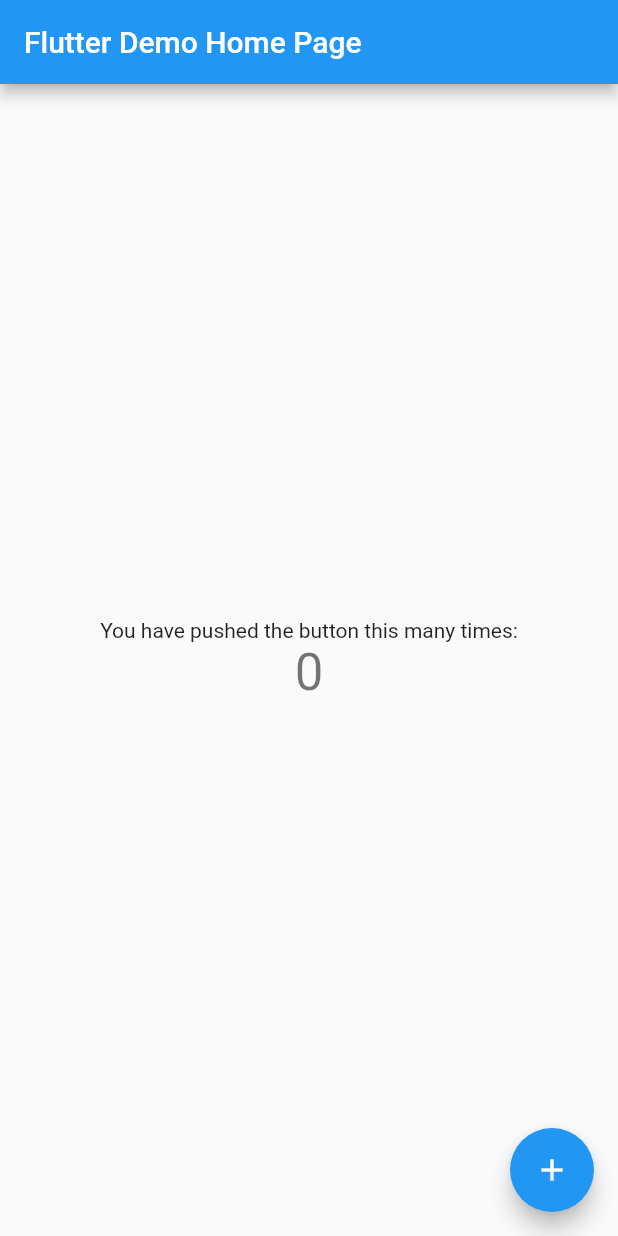
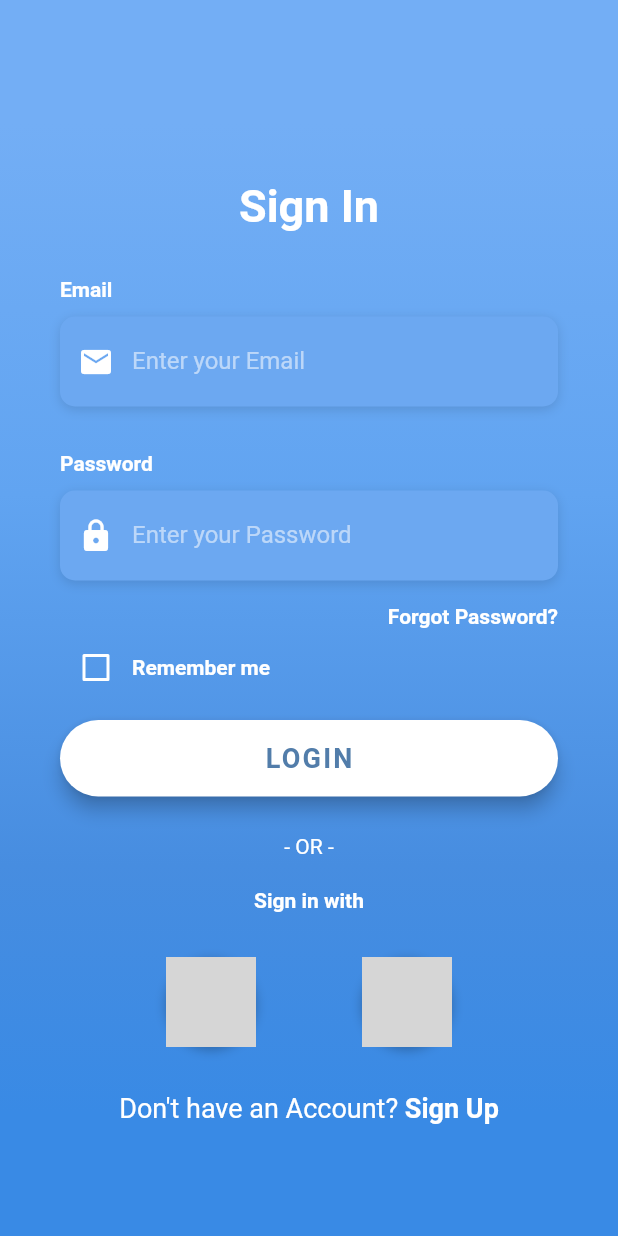
Before and after one commit to neoks23/flutter_login_ui, a Flutter app: the screen it shows after launch, on a phone screen of 412 x 824 dp. Run offline on Flutter 3.47's test engine with Material 2 defaults, Android fonts, the phone set to English and light mode, and no system bars; Roboto replaces fonts that are missing (OpenSans); grey boxes are pictures that could not be loaded.

Commit message:
login button, E-mail input, Remember me

```diff
--- a/lib/main.dart
+++ b/lib/main.dart
@@ -1,117 +1,16 @@
 import 'package:flutter/material.dart';
+import 'package:flutter_login_ui/screens/login_screen.dart';
 
-void main() {
-  runApp(MyApp());
-}
+void main() => runApp(MyApp());
 
 class MyApp extends StatelessWidget {
   // This widget is the root of your application.
   @override
   Widget build(BuildContext context) {
     return MaterialApp(
-      title: 'Flutter Demo',
-      theme: ThemeData(
-        // This is the theme of your application.
-        //
-        // Try running your application with "flutter run". You'll see the
-        // application has a blue toolbar. Then, without quitting the app, try
-        // changing the primarySwatch below to Colors.green and then invoke
-        // "hot reload" (press "r" in the console where you ran "flutter run",
-        // or simply save your changes to "hot reload" in a Flutter IDE).
-        // Notice that the counter didn't reset back to zero; the application
-        // is not restarted.
-        primarySwatch: Colors.blue,
-        // This makes the visual density adapt to the platform that you run
-        // the app on. For desktop platforms, the controls will be smaller and
-        // closer together (more dense) than on mobile platforms.
-        visualDensity: VisualDensity.adaptivePlatformDensity,
-      ),
-      home: MyHomePage(title: 'Flutter Demo Home Page'),
+      title: 'Flutter Login UI',
+      debugShowCheckedModeBanner: false,
+      home: LoginScreen(),
     );
   }
 }
-
-class MyHomePage extends StatefulWidget {
-  MyHomePage({Key key, this.title}) : super(key: key);
-
-  // This widget is the home page of your application. It is stateful, meaning
-  // that it has a State object (defined below) that contains fields that affect
-  // how it looks.
-
-  // This class is the configuration for the state. It holds the values (in this
-  // case the title) provided by the parent (in this case the App widget) and
-  // used by the build method of the State. Fields in a Widget subclass are
-  // always marked "final".
-
-  final String title;
-
-  @override
-  _MyHomePageState createState() => _MyHomePageState();
-}
-
-class _MyHomePageState extends State<MyHomePage> {
-  int _counter = 0;
-
-  void _incrementCounter() {
-    setState(() {
-      // This call to setState tells the Flutter framework that something has
-      // changed in this State, which causes it to rerun the build method below
-      // so that the display can reflect the updated values. If we changed
-      // _counter without calling setState(), then the build method would not be
-      // called again, and so nothing would appear to happen.
-      _counter++;
-    });
-  }
-
-  @override
-  Widget build(BuildContext context) {
-    // This method is rerun every time setState is called, for instance as done
-    // by the _incrementCounter method above.
-    //
-    // The Flutter framework has been optimized to make rerunning build methods
-    // fast, so that you can just rebuild anything that needs updating rather
-    // than having to individually change instances of widgets.
-    return Scaffold(
-      appBar: AppBar(
-        // Here we take the value from the MyHomePage object that was created by
-        // the App.build method, and use it to set our appbar title.
-        title: Text(widget.title),
-      ),
-      body: Center(
-        // Center is a layout widget. It takes a single child and positions it
-        // in the middle of the parent.
-        child: Column(
-          // Column is also a layout widget. It takes a list of children and
-          // arranges them vertically. By default, it sizes itself to fit its
-          // children horizontally, and tries to be as tall as its parent.
-          //
-          // Invoke "debug painting" (press "p" in the console, choose the
-          // "Toggle Debug Paint" action from the Flutter Inspector in Android
-          // Studio, or the "Toggle Debug Paint" command in Visual Studio Code)
-          // to see the wireframe for each widget.
-          //
-          // Column has various properties to control how it sizes itself and
-          // how it positions its children. Here we use mainAxisAlignment to
-          // center the children vertically; the main axis here is the vertical
-          // axis because Columns are vertical (the cross axis would be
-          // horizontal).
-          mainAxisAlignment: MainAxisAlignment.center,
-          children: <Widget>[
-            Text(
-              'You have pushed the button this many times:',
-            ),
-            Text(
-              '$_counter',
-              style: Theme.of(context).textTheme.headline4,
-            ),
-          ],
-        ),
-      ),
-      floatingActionButton: FloatingActionButton(
-        onPressed: _incrementCounter,
-        tooltip: 'Increment',
-        child: Icon(Icons.add),
-      ), // This trailing comma makes auto-formatting nicer for build methods.
-    );
-  }
-}
--- /dev/null
+++ b/lib/screens/login_screen.dart
@@ -0,0 +1,312 @@
+import 'package:flutter/material.dart';
+import 'package:flutter/services.dart';
+import 'package:flutter_login_ui/utilities/constants.dart';
+
+class LoginScreen extends StatefulWidget {
+  @override
+  _LoginScreenState createState() => _LoginScreenState();
+}
+
+class _LoginScreenState extends State<LoginScreen> {
+  bool _rememberMe = false;
+
+  Widget _buildEmailTF() {
+    return Column(
+      crossAxisAlignment: CrossAxisAlignment.start,
+      children: <Widget>[
+        Text(
+          'Email',
+          style: kLabelStyle,
+        ),
+        SizedBox(height: 10.0),
+        Container(
+          alignment: Alignment.centerLeft,
+          decoration: kBoxDecorationStyle,
+          height: 60.0,
+          child: TextField(
+            keyboardType: TextInputType.emailAddress,
+            style: TextStyle(
+              color: Colors.white,
+              fontFamily: 'OpenSans',
+            ),
+            decoration: InputDecoration(
+              border: InputBorder.none,
+              contentPadding: EdgeInsets.only(top: 14.0),
+              prefixIcon: Icon(
+                Icons.email,
+                color: Colors.white,
+              ),
+              hintText: 'Enter your Email',
+              hintStyle: kHintTextStyle,
+            ),
+          ),
+        ),
+      ],
+    );
+  }
+
+  Widget _buildPasswordTF() {
+    return Column(
+      crossAxisAlignment: CrossAxisAlignment.start,
+      children: <Widget>[
+        Text(
+          'Password',
+          style: kLabelStyle,
+        ),
+        SizedBox(height: 10.0),
+        Container(
+          alignment: Alignment.centerLeft,
+          decoration: kBoxDecorationStyle,
+          height: 60.0,
+          child: TextField(
+            obscureText: true,
+            style: TextStyle(
+              color: Colors.white,
+              fontFamily: 'OpenSans',
+            ),
+            decoration: InputDecoration(
+              border: InputBorder.none,
+              contentPadding: EdgeInsets.only(top: 14.0),
+              prefixIcon: Icon(
+                Icons.lock,
+                color: Colors.white,
+              ),
+              hintText: 'Enter your Password',
+              hintStyle: kHintTextStyle,
+            ),
+          ),
+        ),
+      ],
+    );
+  }
+
+  Widget _buildForgotPasswordBtn() {
+    return Container(
+      alignment: Alignment.centerRight,
+      child: FlatButton(
+        onPressed: () => print('Forgot Password Button Pressed'),
+        padding: EdgeInsets.only(right: 0.0),
+        child: Text(
+          'Forgot Password?',
+          style: kLabelStyle,
+        ),
+      ),
+    );
+  }
+
+  Widget _buildRememberMeCheckbox() {
+    return Container(
+      height: 20.0,
+      child: Row(
+        children: <Widget>[
+          Theme(
+            data: ThemeData(unselectedWidgetColor: Colors.white),
+            child: Checkbox(
+              value: _rememberMe,
+              checkColor: Colors.green,
+              activeColor: Colors.white,
+              onChanged: (value) {
+                setState(() {
+                  _rememberMe = value;
+                });
+              },
+            ),
+          ),
+          Text(
+            'Remember me',
+            style: kLabelStyle,
+          ),
+        ],
+      ),
+    );
+  }
+
+  Widget _buildLoginBtn() {
+    return Container(
+      padding: EdgeInsets.symmetric(vertical: 25.0),
+      width: double.infinity,
+      child: RaisedButton(
+        elevation: 5.0,
+        onPressed: () => print('Login Button Pressed'),
+        padding: EdgeInsets.all(15.0),
+        shape: RoundedRectangleBorder(
+          borderRadius: BorderRadius.circular(30.0),
+        ),
+        color: Colors.white,
+        child: Text(
+          'LOGIN',
+          style: TextStyle(
+            color: Color(0xFF527DAA),
+            letterSpacing: 1.5,
+            fontSize: 18.0,
+            fontWeight: FontWeight.bold,
+            fontFamily: 'OpenSans',
+          ),
+        ),
+      ),
+    );
+  }
+
+  Widget _buildSignInWithText() {
+    return Column(
+      children: <Widget>[
+        Text(
+          '- OR -',
+          style: TextStyle(
+            color: Colors.white,
+            fontWeight: FontWeight.w400,
+          ),
+        ),
+        SizedBox(height: 20.0),
+        Text(
+          'Sign in with',
+          style: kLabelStyle,
+        ),
+      ],
+    );
+  }
+
+  Widget _buildSocialBtn(Function onTap, AssetImage logo) {
+    return GestureDetector(
+      onTap: onTap,
+      child: Container(
+        height: 60.0,
+        width: 60.0,
+        decoration: BoxDecoration(
+          shape: BoxShape.circle,
+          color: Colors.white,
+          boxShadow: [
+            BoxShadow(
+              color: Colors.black26,
+              offset: Offset(0, 2),
+              blurRadius: 6.0,
+            ),
+          ],
+          image: DecorationImage(
+            image: logo,
+          ),
+        ),
+      ),
+    );
+  }
+
+  Widget _buildSocialBtnRow() {
+    return Padding(
+      padding: EdgeInsets.symmetric(vertical: 30.0),
+      child: Row(
+        mainAxisAlignment: MainAxisAlignment.spaceEvenly,
+        children: <Widget>[
+          _buildSocialBtn(
+            () => print('Login with Facebook'),
+            AssetImage(
+              'assets/logos/facebook.jpg',
+            ),
+          ),
+          _buildSocialBtn(
+            () => print('Login with Google'),
+            AssetImage(
+              'assets/logos/google.jpg',
+            ),
+          ),
+        ],
+      ),
+    );
+  }
+
+  Widget _buildSignupBtn() {
+    return GestureDetector(
+      onTap: () => print('Sign Up Button Pressed'),
+      child: RichText(
+        text: TextSpan(
+          children: [
+            TextSpan(
+              text: 'Don\'t have an Account? ',
+              style: TextStyle(
+                color: Colors.white,
+                fontSize: 18.0,
+                fontWeight: FontWeight.w400,
+              ),
+            ),
+            TextSpan(
+              text: 'Sign Up',
+              style: TextStyle(
+                color: Colors.white,
+                fontSize: 18.0,
+                fontWeight: FontWeight.bold,
+              ),
+            ),
+          ],
+        ),
+      ),
+    );
+  }
+
+  @override
+  Widget build(BuildContext context) {
+    return Scaffold(
+      body: AnnotatedRegion<SystemUiOverlayStyle>(
+        value: SystemUiOverlayStyle.light,
+        child: GestureDetector(
+          onTap: () => FocusScope.of(context).unfocus(),
+          child: Stack(
+            children: <Widget>[
+              Container(
+                height: double.infinity,
+                width: double.infinity,
+                decoration: BoxDecoration(
+                  gradient: LinearGradient(
+                    begin: Alignment.topCenter,
+                    end: Alignment.bottomCenter,
+                    colors: [
+                      Color(0xFF73AEF5),
+                      Color(0xFF61A4F1),
+                      Color(0xFF478DE0),
+                      Color(0xFF398AE5),
+                    ],
+                    stops: [0.1, 0.4, 0.7, 0.9],
+                  ),
+                ),
+              ),
+              Container(
+                height: double.infinity,
+                child: SingleChildScrollView(
+                  physics: AlwaysScrollableScrollPhysics(),
+                  padding: EdgeInsets.symmetric(
+                    horizontal: 40.0,
+                    vertical: 120.0,
+                  ),
+                  child: Column(
+                    mainAxisAlignment: MainAxisAlignment.center,
+                    children: <Widget>[
+                      Text(
+                        'Sign In',
+                        style: TextStyle(
+                          color: Colors.white,
+                          fontFamily: 'OpenSans',
+                          fontSize: 30.0,
+                          fontWeight: FontWeight.bold,
+                        ),
+                      ),
+                      SizedBox(height: 30.0),
+                      _buildEmailTF(),
+                      SizedBox(
+                        height: 30.0,
+                      ),
+                      _buildPasswordTF(),
+                      _buildForgotPasswordBtn(),
+                      _buildRememberMeCheckbox(),
+                      _buildLoginBtn(),
+                      _buildSignInWithText(),
+                      _buildSocialBtnRow(),
+                      _buildSignupBtn(),
+                    ],
+                  ),
+                ),
+              )
+            ],
+          ),
+        ),
+      ),
+    );
+  }
+}
--- /dev/null
+++ b/lib/utilities/constants.dart
@@ -0,0 +1,24 @@
+import 'package:flutter/material.dart';
+
+final kHintTextStyle = TextStyle(
+  color: Colors.white54,
+  fontFamily: 'OpenSans',
+);
+
+final kLabelStyle = TextStyle(
+  color: Colors.white,
+  fontWeight: FontWeight.bold,
+  fontFamily: 'OpenSans',
+);
+
+final kBoxDecorationStyle = BoxDecoration(
+  color: Color(0xFF6CA8F1),
+  borderRadius: BorderRadius.circular(10.0),
+  boxShadow: [
+    BoxShadow(
+      color: Colors.black12,
+      blurRadius: 6.0,
+      offset: Offset(0, 2),
+    ),
+  ],
+);
```
Also changed, not shown: 1 other file.
